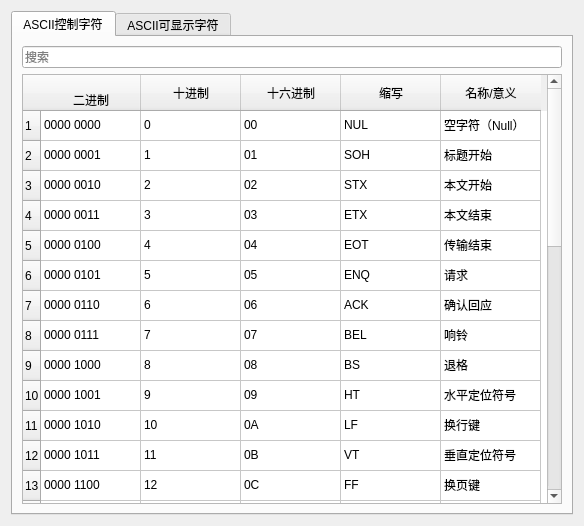
Old version of the form ascii_table.ui in the repository siyuhong/UHelper.
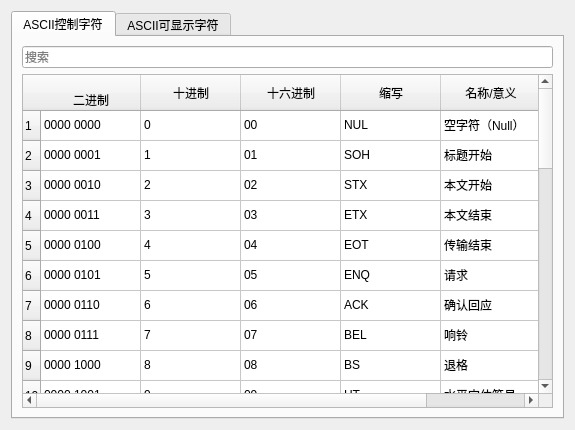
New version of the form. The open tabs and pages were chosen to show the change.

Commit message: 修改布局

```diff
--- a/ascii_table.ui
+++ b/ascii_table.ui
@@ -6,8 +6,8 @@
    <rect>
     <x>0</x>
     <y>0</y>
-    <width>584</width>
-    <height>526</height>
+    <width>575</width>
+    <height>430</height>
    </rect>
   </property>
   <property name="windowTitle">
```
Left out of the diff: 2 changed lines with no effect on the pictures. The commit also changes 4 other files.
